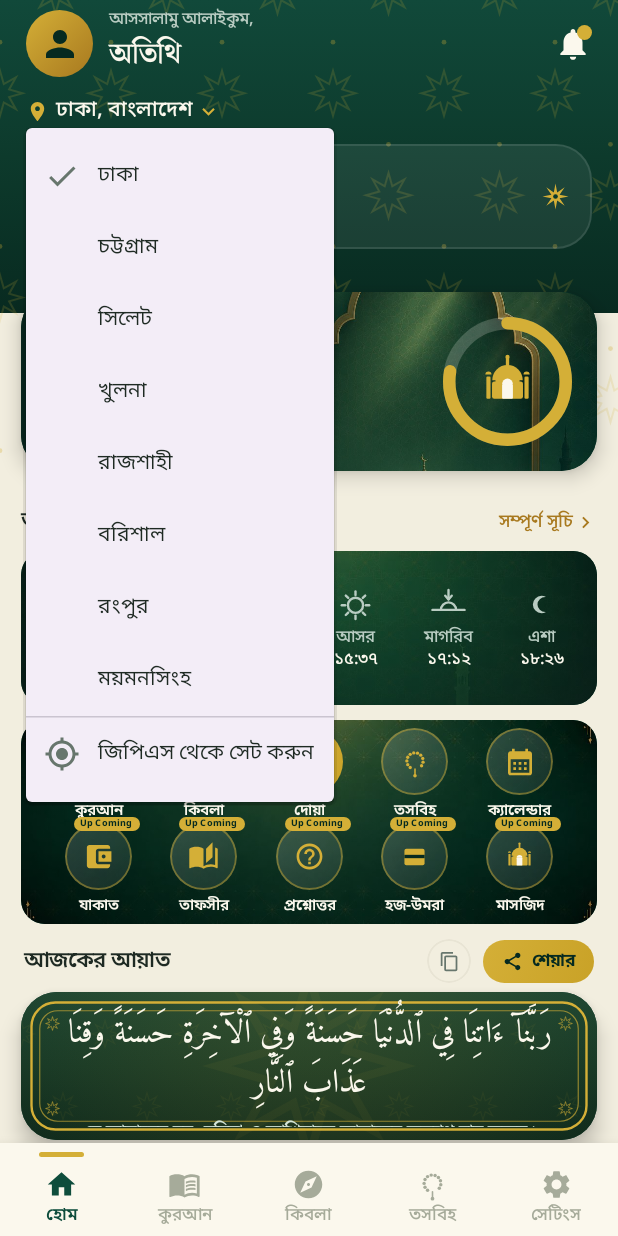
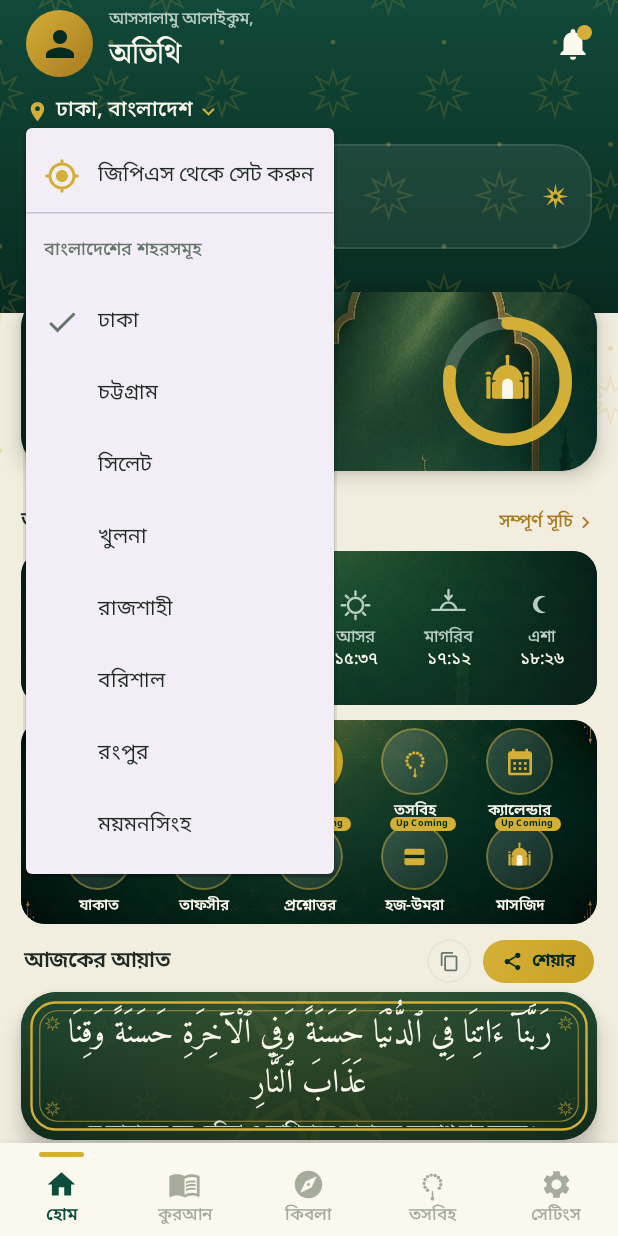
Before and after one commit to iNWEB-Official/Hidayah-Android, an Android app built with Jetpack Compose: the HomeScreen screen opened through its navigation route, after a tap on an icon or button, on a phone screen of 412 x 824 dp. Run offline under Robolectric (Android 15) with nearby library versions, the phone set to English and light mode, and no system bars.

Commit message:
feat(gps): বাংলাদেশের বাইরের লোকেশন — রিভার্স জিওকোডেড লেবেল + ডিভাইস টাইমজোন; GPS অটো-রিফ্রেশ; অবস্থান সর্বত্র GPS-aware

```diff
--- a/app/src/main/java/com/hidayah/android/data/prefs/SettingsStore.kt
+++ b/app/src/main/java/com/hidayah/android/data/prefs/SettingsStore.kt
@@ -24,6 +24,10 @@ data class SettingsState(
     val tasbihTodayTotal: Int = 0,
     val favoriteDuaIds: Set<Int> = emptySet(),
     val theme: String = "system", // "system" | "light" | "dark"
+    val useGpsLocation: Boolean = false, // true = জিপিএস-অবস্থান (বাংলাদেশের বাইরেরও) ব্যবহার হবে
+    val gpsLatitude: Double = 0.0,
+    val gpsLongitude: Double = 0.0,
+    val gpsLabel: String = "", // রিভার্স-জিওকোডেড স্থান-নাম; খালি/ব্যর্থ হলে "বর্তমান অবস্থান"
     val userName: String = "",
     val profileImagePath: String = "" // অ্যাপ-প্রাইভেট স্টোরেஜের পরম পাথ; খালি মানে ডিফল্ট আভাতার
 )
@@ -48,6 +52,10 @@ class SettingsStore(context: Context) {
         val TASBIH_TODAY_DATE = stringPreferencesKey("tasbih_today_date")
         val FAVORITE_DUAS = stringPreferencesKey("favorite_duas")
         val THEME = stringPreferencesKey("theme_preference")
+        val GPS_USE = booleanPreferencesKey("gps_location_enabled")
+        val GPS_LAT = doublePreferencesKey("gps_latitude")
+        val GPS_LNG = doublePreferencesKey("gps_longitude")
+        val GPS_LABEL = stringPreferencesKey("gps_label")
         val USER_NAME = stringPreferencesKey("user_name")
         val PROFILE_IMAGE_PATH = stringPreferencesKey("profile_image_path")
     }
@@ -71,6 +79,10 @@ class SettingsStore(context: Context) {
             favoriteDuaIds = p[Keys.FAVORITE_DUAS].orEmpty()
                 .split(',').mapNotNull { it.trim().toIntOrNull() }.toSet(),
             theme = p[Keys.THEME] ?: "system",
+            useGpsLocation = p[Keys.GPS_USE] ?: false,
+            gpsLatitude = p[Keys.GPS_LAT] ?: 0.0,
+            gpsLongitude = p[Keys.GPS_LNG] ?: 0.0,
+            gpsLabel = p[Keys.GPS_LABEL] ?: "",
             userName = p[Keys.USER_NAME] ?: "",
             profileImagePath = p[Keys.PROFILE_IMAGE_PATH] ?: ""
         )
@@ -80,7 +92,18 @@ class SettingsStore(context: Context) {
     suspend fun setNotifSeheriIftar(value: Boolean) = store.edit { it[Keys.NOTIF_SEHERI_IFTAR] = value }
     suspend fun setNotifTahajjud(value: Boolean) = store.edit { it[Keys.NOTIF_TAHAJJUD] = value }
     suspend fun setNotifJumuah(value: Boolean) = store.edit { it[Keys.NOTIF_JUMUAH] = value }
-    suspend fun setCityKey(value: String) = store.edit { it[Keys.CITY_KEY] = value }
+    // ম্যানুয়াল শহর বেছে নিলে জিপিএস মোড বন্ধ হয়ে যায়
+    suspend fun setCityKey(value: String) = store.edit {
+        it[Keys.CITY_KEY] = value
+        it[Keys.GPS_USE] = false
+    }
+    suspend fun setGpsLocation(lat: Double, lng: Double, label: String) = store.edit {
+        it[Keys.GPS_USE] = true
+        it[Keys.GPS_LAT] = lat
+        it[Keys.GPS_LNG] = lng
+        it[Keys.GPS_LABEL] = label.trim().take(80)
+    }
+    suspend fun clearGpsLocation() = store.edit { it[Keys.GPS_USE] = false }
     suspend fun setLastRead(surah: Int, ayahStart: Int, ayahEnd: Int) = store.edit {
         it[Keys.LAST_READ_SURAH] = surah; it[Keys.LAST_READ_AYAH_START] = ayahStart; it[Keys.LAST_READ_AYAH_END] = ayahEnd
     }
--- a/app/src/main/java/com/hidayah/android/state/HidayahViewModel.kt
+++ b/app/src/main/java/com/hidayah/android/state/HidayahViewModel.kt
@@ -43,15 +43,28 @@ class HidayahViewModel(app: Application) : AndroidViewModel(app) {
         }
     }
 
+    /** জিপিএস মোডে থাকলে আসল কো-অর্ডিনেট + ডিভাইসের টাইমজোন; নয়তো নির্বাচিত শহর। */
+    fun effectiveGeo(s: SettingsState): PrayerTimeCalculator.GeoLocation =
+        if (s.useGpsLocation) {
+            val tz = java.util.TimeZone.getDefault().getOffset(System.currentTimeMillis()) / 3_600_000.0
+            PrayerTimeCalculator.GeoLocation(s.gpsLatitude, s.gpsLongitude, tz)
+        } else {
+            val c = Cities.byKey(s.cityKey)
+            PrayerTimeCalculator.GeoLocation(c.lat, c.lng, c.tzOffset)
+        }
+
+    /** UI-তে দেখানোর অবস্থান-নাম (জিপিএস লেবেল বা শহরের নাম)। */
+    fun locationLabel(s: SettingsState): String =
+        if (s.useGpsLocation) s.gpsLabel.ifBlank { "বর্তমান অবস্থান" } else Cities.byKey(s.cityKey).nameBn
+
     val homeUi: StateFlow<HomeUi> = combine(settings, nowMinutes) { s, now ->
-        val city = Cities.byKey(s.cityKey)
         val today = LocalDate.now()
-        val times = prayerCalculator.timesFor(today, PrayerTimeCalculator.GeoLocation(city.lat, city.lng, city.tzOffset), s.hanafiAsr)
+        val times = prayerCalculator.timesFor(today, effectiveGeo(s), s.hanafiAsr)
         val nextIdx = prayerCalculator.nextPrayerIndex(times, now)
         val next = times[nextIdx]
         val countdown = if (next.totalMinutes > now) next.totalMinutes - now
         else (1440 - now) + times.first { it.id == "fajr" }.totalMinutes
-        HomeUi(today, times, nextIdx, now, countdown, city.nameBn)
+        HomeUi(today, times, nextIdx, now, countdown, locationLabel(s))
     }.stateIn(viewModelScope, SharingStarted.WhileSubscribed(5_000), HomeUi())
 
     val surahs by lazy { quranRepository.loadSurahs() }
@@ -62,6 +75,17 @@ class HidayahViewModel(app: Application) : AndroidViewModel(app) {
 
     fun surahByNumber(n: Int) = surahs.first { it.number == n }
 
+    fun currentBearing(s: SettingsState): Double {
+        val g = effectiveGeo(s)
+        return com.hidayah.android.data.quran.QiblaMath.bearingTo(g.lat, g.lng)
+    }
+
+    fun currentDistanceKm(s: SettingsState): Double {
+        val g = effectiveGeo(s)
+        return com.hidayah.android.data.quran.QiblaMath.distanceKm(g.lat, g.lng)
+    }
+
+    // পুরনো city-key API (ব্যাককম্প্যাট)
     fun cityBearing(cityKey: String): Double {
         val c = Cities.byKey(cityKey)
         return com.hidayah.android.data.quran.QiblaMath.bearingTo(c.lat, c.lng)
@@ -71,6 +95,11 @@ class HidayahViewModel(app: Application) : AndroidViewModel(app) {
         val c = Cities.byKey(cityKey)
         return com.hidayah.android.data.quran.QiblaMath.distanceKm(c.lat, c.lng)
     }
+
+    fun setGpsLocation(lat: Double, lng: Double, label: String) =
+        viewModelScope.launch { settingsStore.setGpsLocation(lat, lng, label) }
+
+    fun clearGpsLocation() = viewModelScope.launch { settingsStore.clearGpsLocation() }
 
     // --- tasbih actions ---
     fun incrementTasbih() = viewModelScope.launch { settingsStore.incrementTasbih() }
--- a/app/src/main/java/com/hidayah/android/ui/screens/home/HomeScreen.kt
+++ b/app/src/main/java/com/hidayah/android/ui/screens/home/HomeScreen.kt
@@ -69,10 +69,19 @@ fun HomeScreen(
     var locationMenuExpanded by remember { mutableStateOf(false) }
     val displayName = homeSettings.userName.trim().ifBlank { "অতিথি" }
 
-    // জিপিএস → nearest শহর (পারমিশন চেয়ে নেয়)
-    val requestCityFromGps = rememberNearestCityRequester { key ->
-        if (key != null) viewModel.setCity(key)
-        android.widget.Toast.makeText(localContext, gpsResultMessage(localContext, key), android.widget.Toast.LENGTH_SHORT).show()
+    // জিপিএস ফিক্স (বাংলাদেশের বাইরেরও) — পারমিশন চেয়ে রিভার্স-জিওকোডসহ
+    val requestGpsFix = rememberGpsLocationRequester { fix ->
+        if (fix != null) {
+            viewModel.setGpsLocation(fix.lat, fix.lng, fix.label)
+            android.widget.Toast.makeText(localContext, "অবস্থান সেট হয়েছে: ${fix.label}", android.widget.Toast.LENGTH_SHORT).show()
+        } else {
+            android.widget.Toast.makeText(localContext, "জিপিএস থেকে অবস্থান পাওয়া যায়নি — পারমিশন/লোকেশন চালু আছে কিনা দেখুন", android.widget.Toast.LENGTH_SHORT).show()
+        }
+    }
+    // জিপিএস মোড চালু থাকলে অ্যাপ খোলার সময় নীরবে কো-অর্ডিনেট রিফ্রেশ
+    val silentGpsRefresh = rememberSilentGpsRefresh { fix -> viewModel.setGpsLocation(fix.lat, fix.lng, fix.label) }
+    LaunchedEffect(homeSettings.useGpsLocation) {
+        if (homeSettings.useGpsLocation) silentGpsRefresh()
     }
     val comingSoonMsg = if (useBangla) "শীঘ্রই আসছে" else "Up Coming"
     val showComingSoon: () -> Unit = {
@@ -140,7 +149,7 @@ fun HomeScreen(
                         ) {
                             Icon(Icons.Filled.Place, contentDescription = null, tint = Gold, modifier = Modifier.size(dp(16f)))
                             Spacer(Modifier.width(dp(5f)))
-                            Text("${homeUi.cityName}, বাংলাদেশ", style = HidayahType.BodyMedium.copy(fontSize = sp(14.5f)), color = Cream)
+                            Text(if (homeSettings.useGpsLocation) homeUi.cityName else "${homeUi.cityName}, বাংলাদেশ", style = HidayahType.BodyMedium.copy(fontSize = sp(14.5f)), color = Cream)
                             Spacer(Modifier.width(dp(3f)))
                             Icon(Icons.Filled.KeyboardArrowDown, contentDescription = null, tint = Gold, modifier = Modifier.size(dp(17f)))
                         }
@@ -148,21 +157,30 @@ fun HomeScreen(
                             expanded = locationMenuExpanded,
                             onDismissRequest = { locationMenuExpanded = false }
                         ) {
+                            // জিপিএস — বাংলাদেশের বাইরের ব্যবহারকারীদের জন্যও সঠিক
+                            DropdownMenuItem(
+                                text = { Text(if (homeSettings.useGpsLocation) "জিপিএস অবস্থান সক্রিয়" else "জিপিএস থেকে সেট করুন") },
+                                leadingIcon = { Icon(Icons.Filled.MyLocation, contentDescription = null, tint = Gold) },
+                                trailingIcon = if (homeSettings.useGpsLocation) {
+                                    { Icon(Icons.Filled.Check, contentDescription = "সক্রিয়", tint = Gold) }
+                                } else null,
+                                onClick = { locationMenuExpanded = false; requestGpsFix() }
+                            )
+                            HorizontalDivider()
+                            DropdownMenuItem(
+                                text = { Text("বাংলাদেশের শহরসমূহ", style = HidayahType.Caption, color = pal.sub) },
+                                enabled = false,
+                                onClick = {}
+                            )
                             Cities.ALL.forEach { city ->
                                 DropdownMenuItem(
                                     text = { Text(city.nameBn) },
                                     leadingIcon = {
-                                        if (homeUi.cityName == city.nameBn) Icon(Icons.Filled.Check, contentDescription = null)
+                                        if (!homeSettings.useGpsLocation && homeUi.cityName == city.nameBn) Icon(Icons.Filled.Check, contentDescription = null)
                                     },
                                     onClick = { viewModel.setCity(city.key); locationMenuExpanded = false }
                                 )
                             }
-                            HorizontalDivider()
-                            DropdownMenuItem(
-                                text = { Text("জিপিএস থেকে সেট করুন") },
-                                leadingIcon = { Icon(Icons.Filled.MyLocation, contentDescription = null) },
-                                onClick = { locationMenuExpanded = false; requestCityFromGps() }
-                            )
                         }
                     }
                     Spacer(Modifier.height(dp(11f)))
--- a/app/src/main/java/com/hidayah/android/ui/screens/profile/ProfileScreen.kt
+++ b/app/src/main/java/com/hidayah/android/ui/screens/profile/ProfileScreen.kt
@@ -44,7 +44,9 @@ fun ProfileScreen(
     onOpenSettings: () -> Unit
 ) {
     val settings by viewModel.settings.collectAsState()
-    val cityName = remember(settings.cityKey) { Cities.byKey(settings.cityKey).nameBn }
+    val cityName = remember(settings.cityKey, settings.useGpsLocation, settings.gpsLabel, settings.gpsLatitude) {
+        if (settings.useGpsLocation) settings.gpsLabel.ifBlank { "বর্তমান অবস্থান (জিপিএস)" } else Cities.byKey(settings.cityKey).nameBn
+    }
     val isGuest = settings.userName.isBlank()
     val displayName = settings.userName.trim().ifBlank { "অতিথি" }
     val madhab = if (settings.hanafiAsr) "হানাফি মাযহাব" else "শাফেয়ী মাযহাব"
@@ -176,7 +178,7 @@ fun ProfileScreen(
         Column(Modifier.padding(horizontal = 20.dp)) {
             SectionLabel("তথ্য")
             Spacer(Modifier.height(8.dp))
-            DetailRow(Icons.Filled.Place, "শহর", cityName) { onOpenSettings() }
+            DetailRow(Icons.Filled.Place, "অবস্থান", cityName) { onOpenSettings() }
             DetailRow(Icons.Filled.Mosque, "মাযহাব", madhab) { onOpenSettings() }
             DetailRow(Icons.Filled.DarkMode, "থিম", themeLabel) { onOpenSettings() }
             DetailRow(Icons.Filled.Language, "ভাষা", "বাংলা") {}
```
Also changed, not shown: app/src/main/java/com/hidayah/android/ui/components/GpsLocation.kt (+71 -23 lines), app/src/main/java/com/hidayah/android/ui/screens/qibla/QiblaScreen.kt (+8 -3 lines), app/src/main/java/com/hidayah/android/ui/screens/settings/SettingsScreen.kt (+24 -8 lines).
